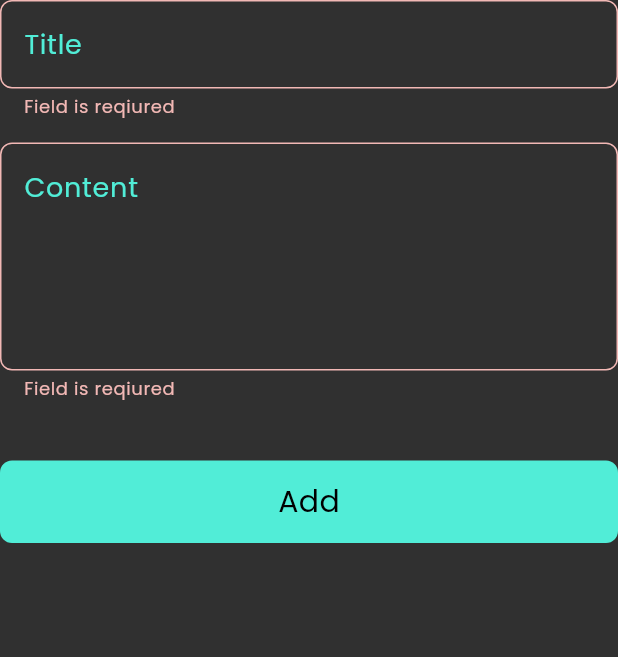
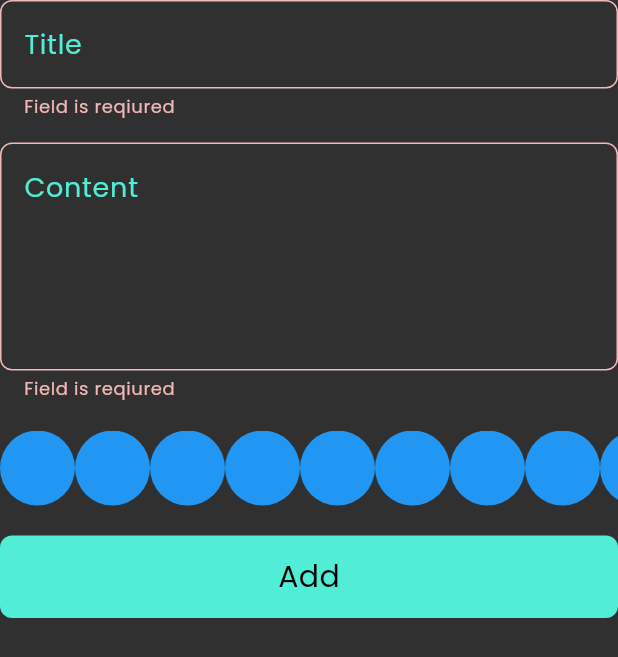
Before and after one commit to ZiadAlaa955/botes_app, a Flutter app: the AddNoteForm widget shown alone on an empty page, opened directly, after a tap on "Add", on a phone screen of 412 x 824 dp. Shown: the top 657 px of the screen. Run offline on Flutter 3.47's test engine with Material 3 defaults, Android fonts, the phone set to English and light mode, and no system bars; our stand-ins replace bloc, easy_localization, flutter_bloc, font_awesome_flutter, hive, hive_flutter; accounts and stored records are empty.

Commit message:
create colors list part one

```diff
--- a/lib/Widgets/add_note_form.dart
+++ b/lib/Widgets/add_note_form.dart
@@ -40,23 +40,20 @@ class _AddNoteFormState extends State<AddNoteForm> {
             maxLines: 5,
           ),
           const SizedBox(
-            height: 40,
+            height: 20,
+          ),
+          const ColorsListView(),
+          const SizedBox(
+            height: 20,
           ),
           BlocBuilder<AddNoteCubit, AddNoteState>(
             builder: (context, state) {
               return CustomButton(
                 isLoading: state is AddNoteLoading ? true : false,
                 onTap: () {
-                  DateTime date = DateTime.now();
-                  String dateFormat = DateFormat.yMMMd().format(date);
+                  String dateFormat = DateFormat.yMMMd().format(DateTime.now());
                   if (formKey.currentState!.validate()) {
-                    formKey.currentState!.save();
-                    NoteModel note = NoteModel(
-                      title: title!,
-                      subTitle: subTitle!,
-                      date: dateFormat,
-                      color: Colors.blue.value,
-                    );
+                    NoteModel note = createNote(dateFormat);
                     BlocProvider.of<AddNoteCubit>(context).addNote(note);
                   } else {
                     autovalidateMode = AutovalidateMode.always;
@@ -70,5 +67,45 @@ class _AddNoteFormState extends State<AddNoteForm> {
       ),
     );
   }
+
+  NoteModel createNote(String dateFormat) {
+    formKey.currentState!.save();
+    NoteModel note = NoteModel(
+      title: title!,
+      subTitle: subTitle!,
+      date: dateFormat,
+      color: Colors.blue.value,
+    );
+    return note;
+  }
 }
-//${DateTime.now().year}-${DateTime.now().month}-${DateTime.now().day}
+
+class ColorItem extends StatelessWidget {
+  const ColorItem({super.key});
+
+  @override
+  Widget build(BuildContext context) {
+    return const CircleAvatar(
+      radius: 25,
+      backgroundColor: Colors.blue,
+    );
+  }
+}
+
+class ColorsListView extends StatelessWidget {
+  const ColorsListView({super.key});
+
+  @override
+  Widget build(BuildContext context) {
+    return SizedBox(
+      height: 50,
+      child: ListView.builder(
+        itemCount: 10,
+        scrollDirection: Axis.horizontal,
+        itemBuilder: (context, index) {
+          return const ColorItem();
+        },
+      ),
+    );
+  }
+}
```
